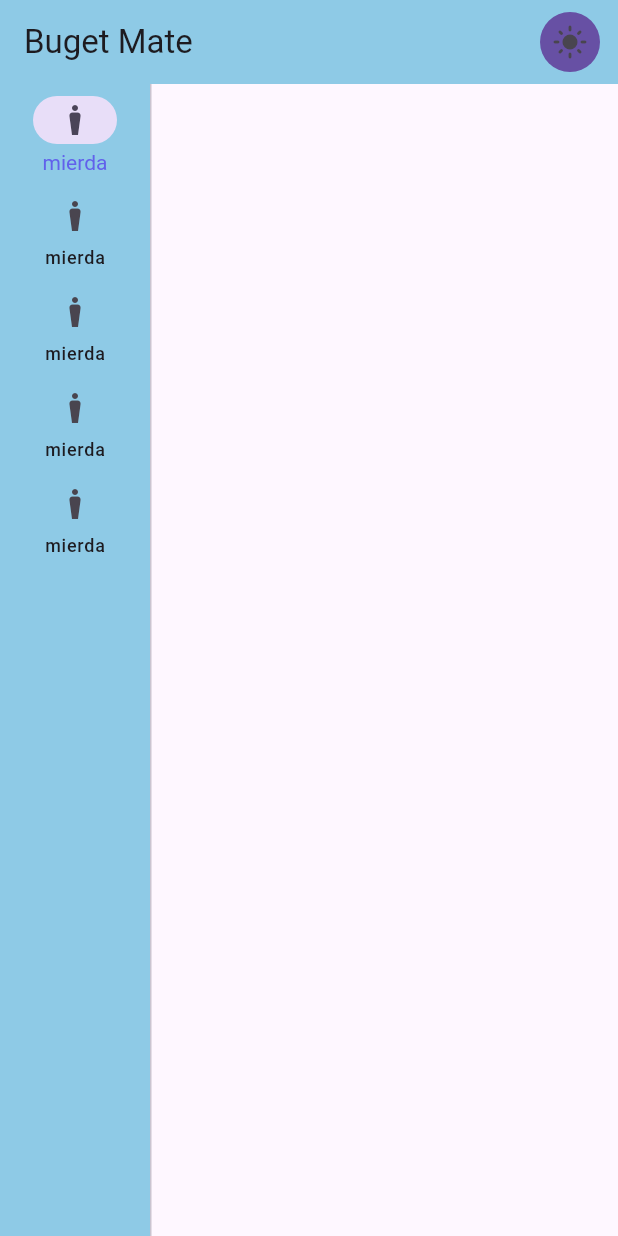
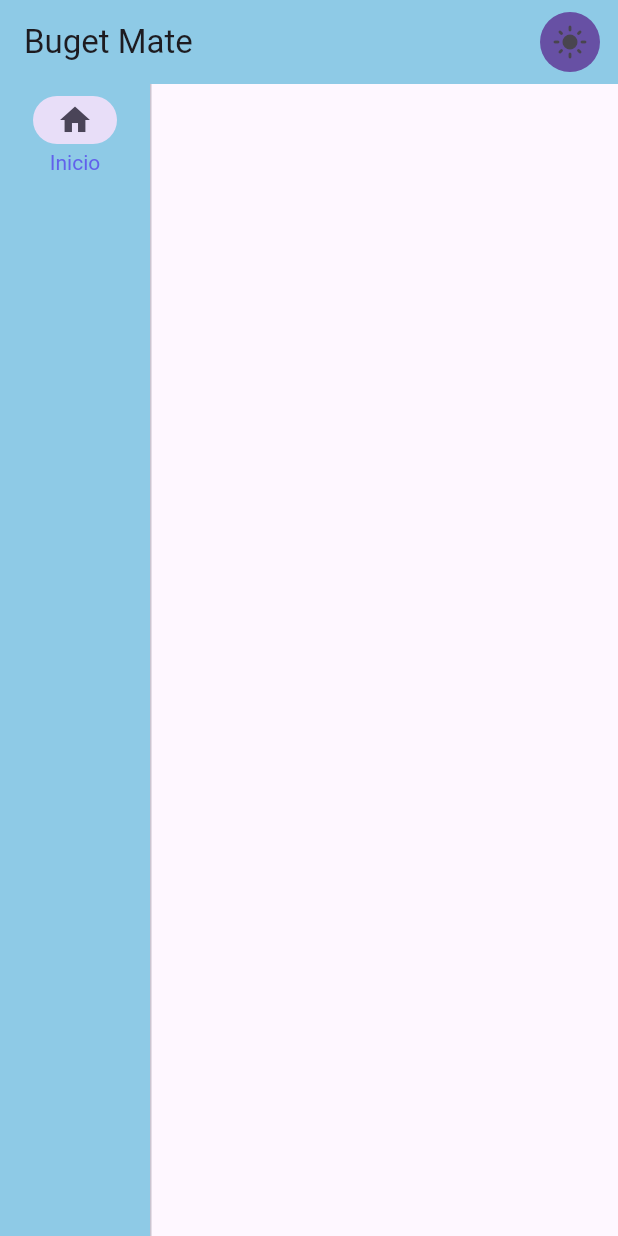
Before and after one commit to NightmareFox12/budget_mate, a Flutter app: the screen it shows after launch, after a tap on the "bedtime" icon, on a phone screen of 412 x 824 dp. Run offline on Flutter 3.47's test engine with Material 3 defaults, Android fonts, the phone set to English and light mode, and no system bars; our stand-ins replace flutter_hooks, shared_preferences.

```diff
--- a/lib/app.dart
+++ b/lib/app.dart
@@ -2,8 +2,7 @@ import 'package:budget_mate/theme/dark.dart';
 import 'package:budget_mate/theme/light.dart';
 import 'package:flutter/material.dart';
 import 'package:flutter_hooks/flutter_hooks.dart';
-
-// import 'package:shared_preferences/shared_preferences.dart';
+import 'package:shared_preferences/shared_preferences.dart';
 
 class AppDart extends HookWidget {
   const AppDart({super.key});
@@ -13,17 +12,22 @@ class AppDart extends HookWidget {
     //states
     final lightTheme = useState<bool>(false);
 
-    // Future<void> getUserTheme() async {
-    //   final SharedPreferencesAsync prefs = SharedPreferencesAsync();
-    //   final bool userTheme = (await prefs.getBool('userTheme')) ?? false;
+    Future<void> getUserTheme() async {
+      final SharedPreferencesAsync prefs = SharedPreferencesAsync();
+      final bool userTheme = (await prefs.getBool('userTheme')) ?? false;
 
-    //   lightTheme.value = userTheme;
-    // }
+      lightTheme.value = userTheme;
+    }
 
-    // useEffect(() {
-    //   getUserTheme();
-    //   return null;
-    // });
+    Future<void> saveUserTheme(bool light) async {
+      final SharedPreferencesAsync prefs = SharedPreferencesAsync();
+      await prefs.setBool('userTheme', light);
+    }
+
+    useEffect(() {
+      getUserTheme();
+      return null;
+    }, []);
 
     return MaterialApp(
       title: 'App durisima',
@@ -37,7 +41,10 @@ class AppDart extends HookWidget {
             Padding(
               padding: const EdgeInsets.all(8.0),
               child: IconButton.filled(
-                onPressed: () => lightTheme.value = !lightTheme.value,
+                onPressed: () async {
+                  lightTheme.value = !lightTheme.value;
+                  await saveUserTheme(lightTheme.value);
+                },
                 icon: Icon(lightTheme.value ? Icons.light_mode : Icons.bedtime),
               ),
             ),
@@ -54,25 +61,10 @@ class AppDart extends HookWidget {
               ),
               destinations: [
                 NavigationRailDestination(
-                  icon: Icon(Icons.man_4_outlined),
-                  label: Text('mierda'),
+                  icon: Icon(Icons.home),
+                  label: Text('Inicio'),
                 ),
-                NavigationRailDestination(
-                  icon: Icon(Icons.man_4_outlined),
-                  label: Text('mierda'),
-                ),
-                NavigationRailDestination(
-                  icon: Icon(Icons.man_4_outlined),
-                  label: Text('mierda'),
-                ),
-                NavigationRailDestination(
-                  icon: Icon(Icons.man_4_outlined),
-                  label: Text('mierda'),
-                ),
-                NavigationRailDestination(
-                  icon: Icon(Icons.man_4_outlined),
-                  label: Text('mierda'),
-                ),
+
               ],
             ),
             const VerticalDivider(thickness: 1, width: 1),
--- a/pubspec.yaml
+++ b/pubspec.yaml
@@ -1,5 +1,5 @@
 name: budget_mate
-description: "A new Flutter project."
+description: 'A new Flutter project.'
 publish_to: 'none'
 version: 0.1.0
 
@@ -10,8 +10,8 @@ dependencies:
   flutter:
     sdk: flutter
   flutter_hooks: ^0.21.3
-  shared_preferences: 2.5.3
-
+  shared_preferences: ^2.5.3
+  fl_chart: ^1.1.1
 
 dev_dependencies:
   flutter_test:
```
